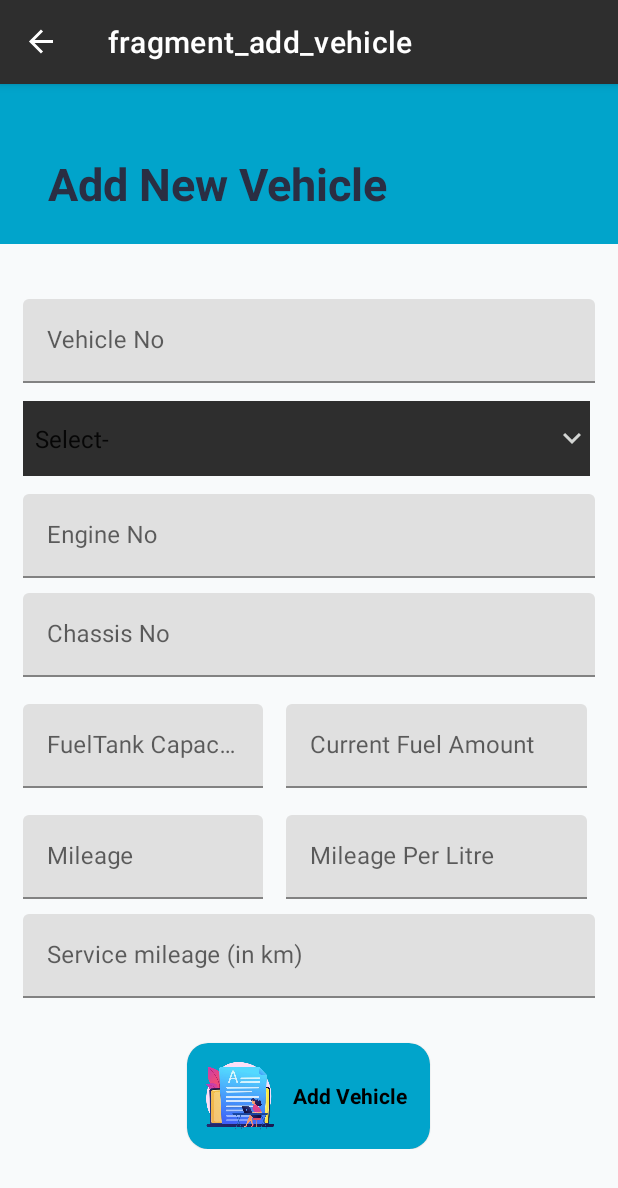
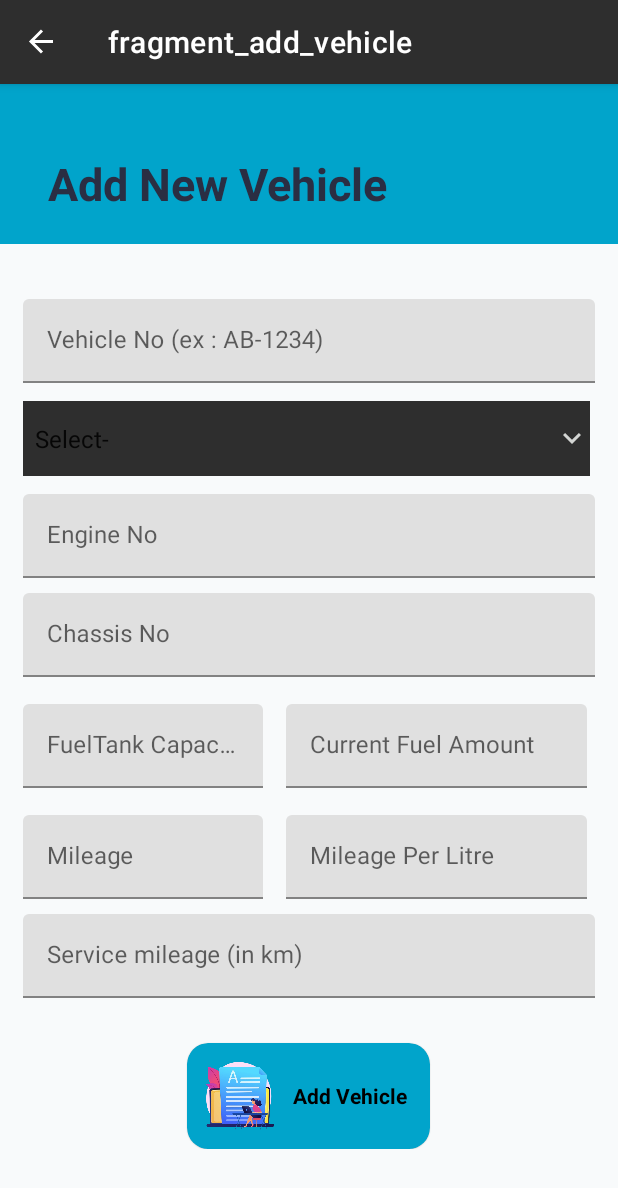
Before and after one commit to Gimhan-minion/icar, an Android app: the AddVehicleFragment screen opened through its navigation route, on a phone screen of 412 x 824 dp. Shown: the top 1188 px of the screen. Run offline under Robolectric (Android 15) with nearby library versions, the phone set to English and light mode, and no system bars; our stand-ins replace Firebase (no records; nobody signed in at launch, a user with empty details on screens opened directly), navigation-ui.

Commit message:
Fix add vehicle hint

```diff
--- a/iCar2/app/src/main/res/layout/fragment_add_vehicle.xml
+++ b/iCar2/app/src/main/res/layout/fragment_add_vehicle.xml
@@ -83,7 +83,7 @@
                             android:layout_marginTop="8dp"
                             android:editable="true"
                             android:ems="10"
-                            android:hint="Vehicle No"
+                            android:hint="Vehicle No (ex : AB-1234)"
                             android:inputType="text" />
                     </com.google.android.material.textfield.TextInputLayout>
 
```
